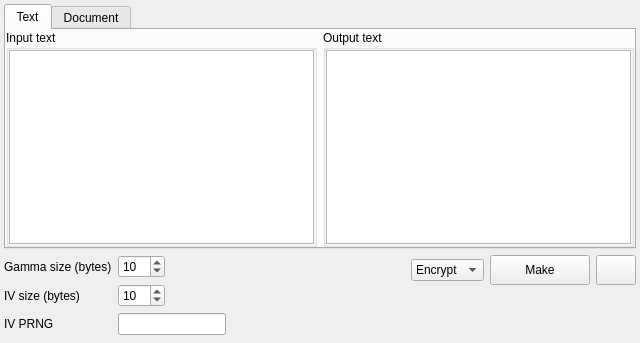
Before: the Qt Designer form app/gui/symmetric/xor/xor.ui in vasilypht/crypto-methods, drawn with Qt 5.
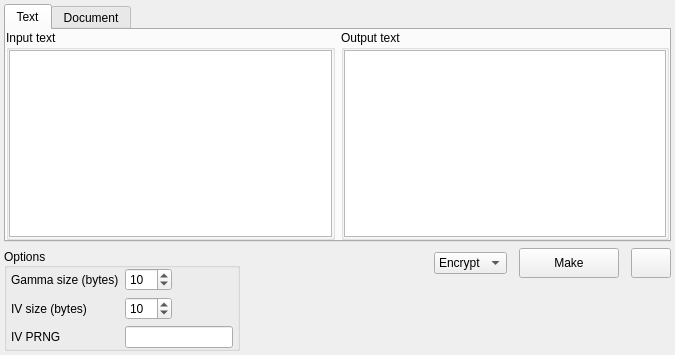
After: the same form once the commit is applied.

Commit message: Minor fix ui, redesign module

Diff of the .ui file:
```diff
--- a/app/gui/symmetric/xor/xor.ui
+++ b/app/gui/symmetric/xor/xor.ui
@@ -6,8 +6,8 @@
    <rect>
     <x>0</x>
     <y>0</y>
-    <width>640</width>
-    <height>343</height>
+    <width>675</width>
+    <height>355</height>
    </rect>
   </property>
   <property name="windowTitle">
@@ -26,8 +26,14 @@
    <property name="bottomMargin">
     <number>4</number>
    </property>
-   <item alignment="Qt::AlignTop">
+   <item>
     <widget class="QTabWidget" name="tab_widget">
+     <property name="maximumSize">
+      <size>
+       <width>16777215</width>
+       <height>400</height>
+      </size>
+     </property>
      <property name="currentIndex">
       <number>0</number>
      </property>
@@ -110,9 +116,95 @@
     </widget>
    </item>
    <item>
-    <layout class="QHBoxLayout" name="horizontal_layout_1">
+    <widget class="QFrame" name="frame_1">
+     <property name="maximumSize">
+      <size>
+       <width>16777215</width>
+       <height>110</height>
+      </size>
+     </property>
+     <property name="frameShape">
+      <enum>QFrame::NoFrame</enum>
+     </property>
+     <property name="frameShadow">
+      <enum>QFrame::Raised</enum>
+     </property>
+     <layout class="QHBoxLayout" name="horizontalLayout">
+      <property name="spacing">
+       <number>12</number>
+      </property>
+      <property name="leftMargin">
+       <number>0</number>
+      </property>
+      <property name="topMargin">
+       <number>0</number>
+      </property>
+      <property name="rightMargin">
+       <number>0</number>
+      </property>
+      <property name="bottomMargin">
+       <number>0</number>
+      </property>
      <item>
+       <widget class="QFrame" name="frame_options">
+        <property name="frameShape">
+         <enum>QFrame::NoFrame</enum>
+        </property>
+        <property name="frameShadow">
+         <enum>QFrame::Raised</enum>
+        </property>
+        <layout class="QVBoxLayout" name="verticalLayout_5">
+         <property name="leftMargin">
+          <number>0</number>
+         </property>
+         <property name="topMargin">
+          <number>0</number>
+         </property>
+         <property name="rightMargin">
+          <number>0</number>
+         </property>
+         <property name="bottomMargin">
+          <number>0</number>
+         </property>
+         <item>
+          <widget class="QGroupBox" name="group_box_options">
+           <property name="maximumSize">
+            <size>
+             <width>800</width>
+             <height>16777215</height>
+            </size>
+           </property>
+           <property name="title">
+            <string>Options</string>
+           </property>
+           <property name="alignment">
+            <set>Qt::AlignLeading|Qt::AlignLeft|Qt::AlignVCenter</set>
+           </property>
+           <property name="flat">
+            <bool>false</bool>
+           </property>
+           <property name="checkable">
+            <bool>false</bool>
+           </property>
+           <property name="checked">
+            <bool>false</bool>
+           </property>
       <layout class="QVBoxLayout" name="verticalLayout_6">
+            <property name="sizeConstraint">
+             <enum>QLayout::SetDefaultConstraint</enum>
+            </property>
+            <property name="leftMargin">
+             <number>0</number>
+            </property>
+            <property name="topMargin">
+             <number>0</number>
+            </property>
+            <property name="rightMargin">
+             <number>0</number>
+            </property>
+            <property name="bottomMargin">
+             <number>0</number>
+            </property>
        <item>
         <layout class="QFormLayout" name="form_layout_options">
          <property name="fieldGrowthPolicy">
@@ -121,6 +213,12 @@
          <property name="horizontalSpacing">
           <number>-1</number>
          </property>
+              <property name="leftMargin">
+               <number>4</number>
+              </property>
+              <property name="rightMargin">
+               <number>4</number>
+              </property>
          <item row="2" column="1">
           <widget class="QLineEdit" name="line_edit_iv"/>
          </item>
@@ -179,20 +277,11 @@
          </item>
         </layout>
        </item>
-       <item>
-        <spacer name="vertical_spacer_2">
-         <property name="orientation">
-          <enum>Qt::Vertical</enum>
-         </property>
-         <property name="sizeHint" stdset="0">
-          <size>
-           <width>20</width>
-           <height>0</height>
-          </size>
-         </property>
-        </spacer>
-       </item>
-      </layout>
+           </layout>
+          </widget>
+         </item>
+        </layout>
+       </widget>
      </item>
      <item>
       <spacer name="horizontal_spacer_2">
@@ -201,8 +290,8 @@
        </property>
        <property name="sizeHint" stdset="0">
         <size>
-         <width>0</width>
-         <height>10</height>
+          <width>138</width>
+          <height>17</height>
         </size>
        </property>
       </spacer>
@@ -281,6 +370,7 @@
       </layout>
      </item>
     </layout>
+    </widget>
    </item>
    <item>
     <spacer name="vertical_spacer_1">
```
Lines whose indentation alone changed are shown as unchanged. The commit also changes 2 other files.
